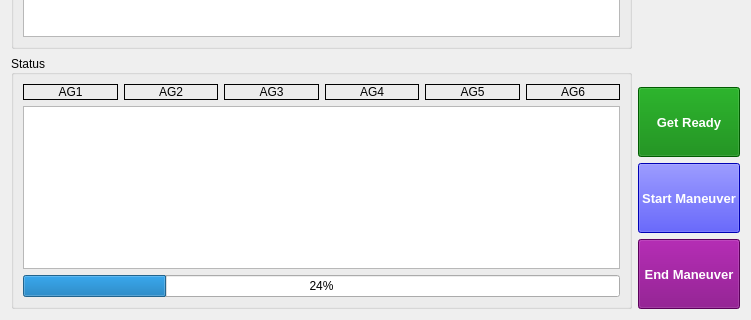
Old version of the form res/ifx.ui in the repository AntoineBrunet/rqt_fyt; both pictures show x 0 to 751 and y 193 to 513 of the 751 by 513 pixel window.
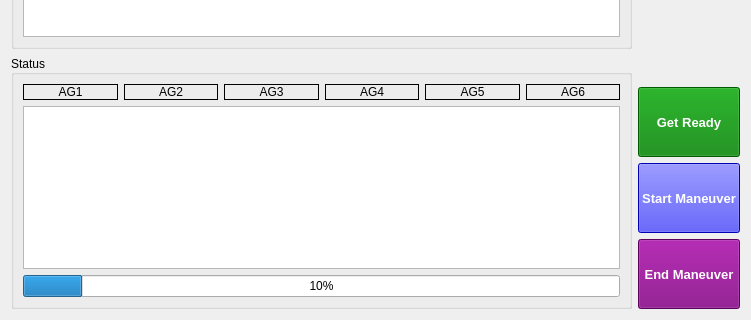
New version of the form.

```diff
--- a/res/ifx.ui
+++ b/res/ifx.ui
@@ -2,6 +2,9 @@
 <ui version="4.0">
  <class>FSIfx</class>
  <widget class="QWidget" name="FSIfx">
+  <property name="enabled">
+   <bool>true</bool>
+  </property>
   <property name="geometry">
    <rect>
     <x>0</x>
@@ -13,6 +16,9 @@
   <property name="windowTitle">
    <string>Form</string>
   </property>
+  <property name="styleSheet">
+   <string notr="true">QPushButton:disabled {background-color:#333333;}</string>
+  </property>
   <layout class="QHBoxLayout" name="horizontalLayout">
    <item>
     <layout class="QVBoxLayout" name="infos">
@@ -180,8 +186,11 @@
         </item>
         <item>
          <widget class="QProgressBar" name="progressBar">
+          <property name="maximum">
+           <number>10</number>
+          </property>
           <property name="value">
-           <number>24</number>
+           <number>1</number>
           </property>
          </widget>
         </item>
```
Left out of the diff: 18 changed lines with no effect on the pictures.
